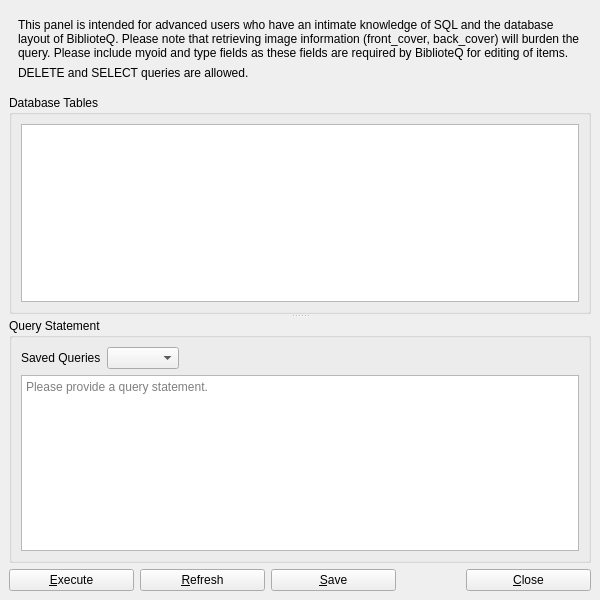
The window that UI/biblioteq_customquery.ui (textbrowser/biblioteq) describes before a commit, drawn with Qt 5.
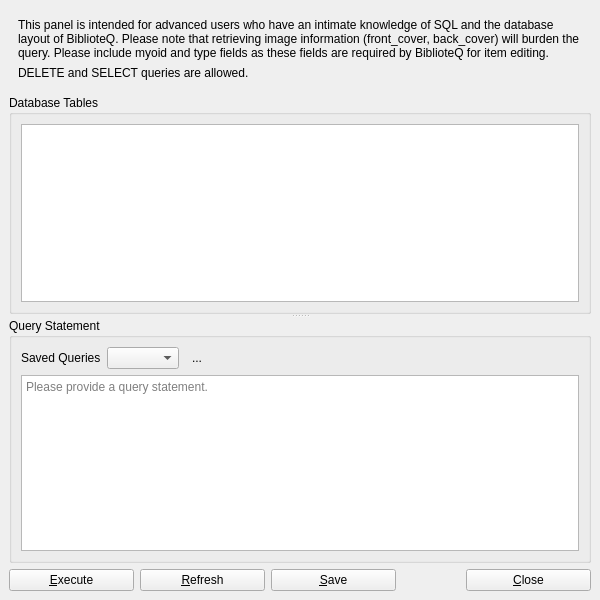
The same window after the commit. Icons and pictures are not drawn.

Commit message: Custom queries and favorites. New version. Removed SQLite libraries.

```diff
--- a/UI/biblioteq_customquery.ui
+++ b/UI/biblioteq_customquery.ui
@@ -25,7 +25,7 @@
        <item>
         <widget class="QLabel" name="label">
          <property name="text">
-          <string>This panel is intended for advanced users who have an intimate knowledge of SQL and the database layout of BiblioteQ. Please note that retrieving image information (front_cover, back_cover) will burden the query. Please include myoid and type fields as these fields are required by BiblioteQ for editing of items.</string>
+          <string>This panel is intended for advanced users who have an intimate knowledge of SQL and the database layout of BiblioteQ. Please note that retrieving image information (front_cover, back_cover) will burden the query. Please include myoid and type fields as these fields are required by BiblioteQ for item editing.</string>
          </property>
          <property name="wordWrap">
           <bool>true</bool>
@@ -109,6 +109,29 @@
             </property>
            </widget>
           </item>
+          <item>
+           <widget class="QToolButton" name="delete_favorite">
+            <property name="toolTip">
+             <string>Delete Favorite</string>
+            </property>
+            <property name="text">
+             <string>...</string>
+            </property>
+            <property name="icon">
+             <iconset resource="../Icons/icons.qrc">
+              <normaloff>:/32x32/remove.png</normaloff>:/32x32/remove.png</iconset>
+            </property>
+            <property name="iconSize">
+             <size>
+              <width>32</width>
+              <height>32</height>
+             </size>
+            </property>
+            <property name="autoRaise">
+             <bool>true</bool>
+            </property>
+           </widget>
+          </item>
           <item>
            <spacer name="horizontalSpacer">
             <property name="orientation">
```
Left out of the diff: 7 changed lines with no effect on the pictures. The commit also changes 21 other files.
